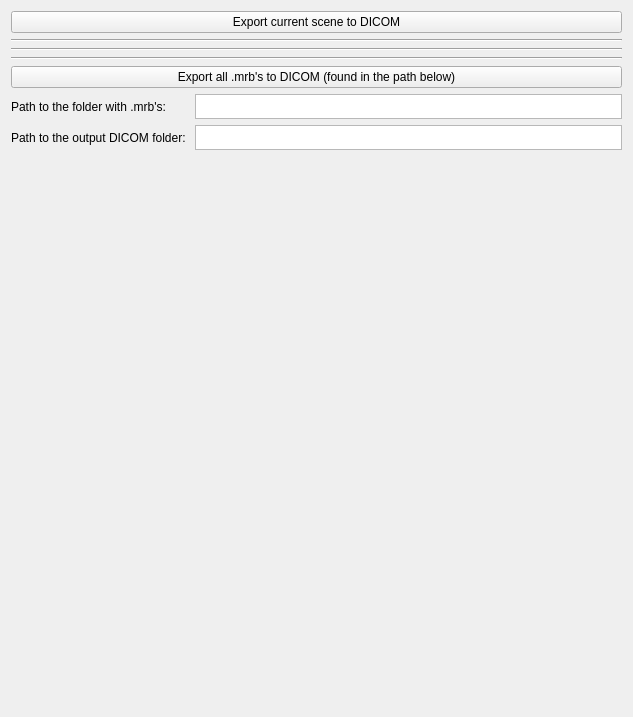
koegl/mthesis-datasets, file NiftiExport/NiftiExport/Resources/UI/NiftiExport.ui: the form before one commit.
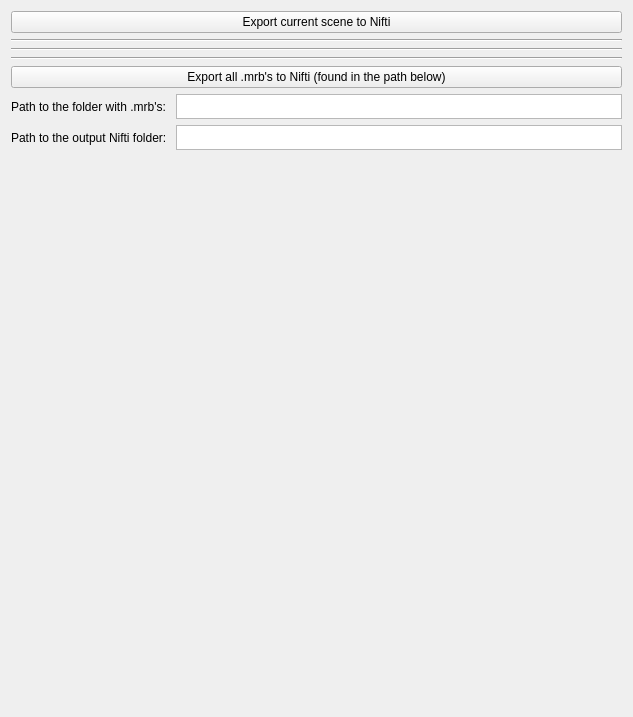
The form after the commit. Custom widgets are drawn as their Qt base class.

Commit message: more renaming to nifti from dicom

```diff
--- a/NiftiExport/NiftiExport/Resources/UI/NiftiExport.ui
+++ b/NiftiExport/NiftiExport/Resources/UI/NiftiExport.ui
@@ -17,7 +17,7 @@
       <bool>true</bool>
      </property>
      <property name="text">
-      <string>Export current scene to DICOM</string>
+      <string>Export current scene to Nifti</string>
      </property>
     </widget>
    </item>
@@ -45,7 +45,7 @@
    <item>
     <widget class="QPushButton" name="exportAllMrbsFoundInFolderToDicomButton">
      <property name="text">
-      <string>Export all .mrb's to DICOM (found in the path below)</string>
+      <string>Export all .mrb's to Nifti (found in the path below)</string>
      </property>
     </widget>
    </item>
@@ -74,7 +74,7 @@
      <item row="1" column="0">
       <widget class="QLabel" name="outputPathLabel">
        <property name="text">
-        <string>Path to the output DICOM folder: </string>
+        <string>Path to the output Nifti folder: </string>
        </property>
       </widget>
      </item>
```
Left out of the diff: 6 changed lines with no effect on the pictures. The commit also changes 1 other file.
